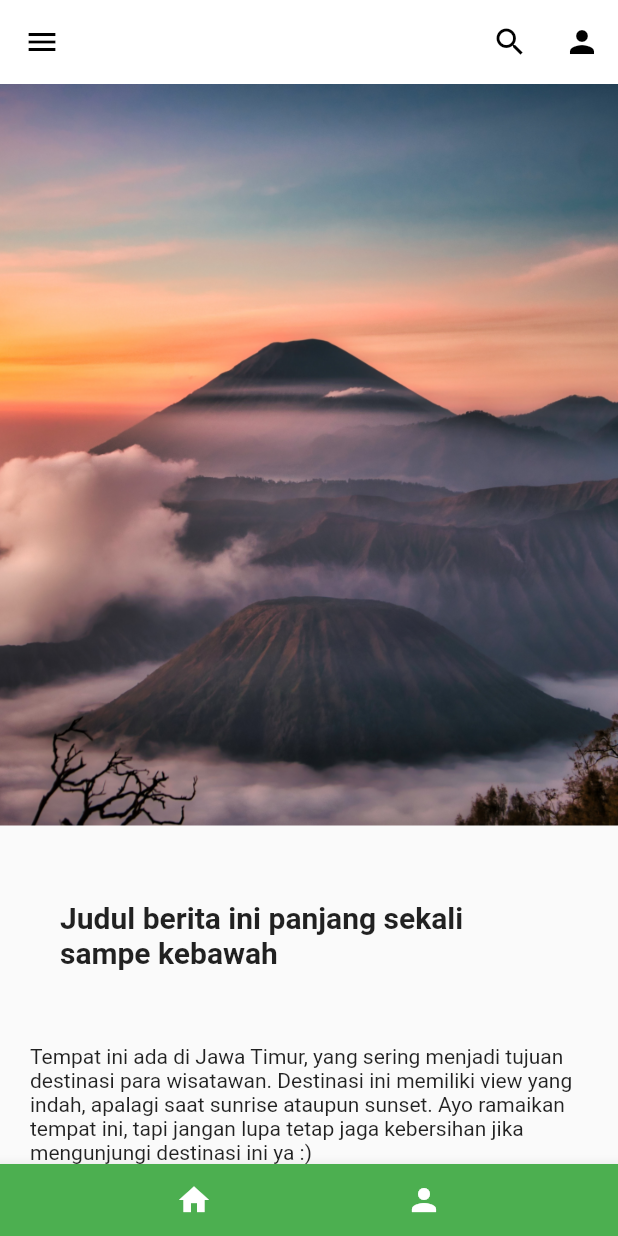
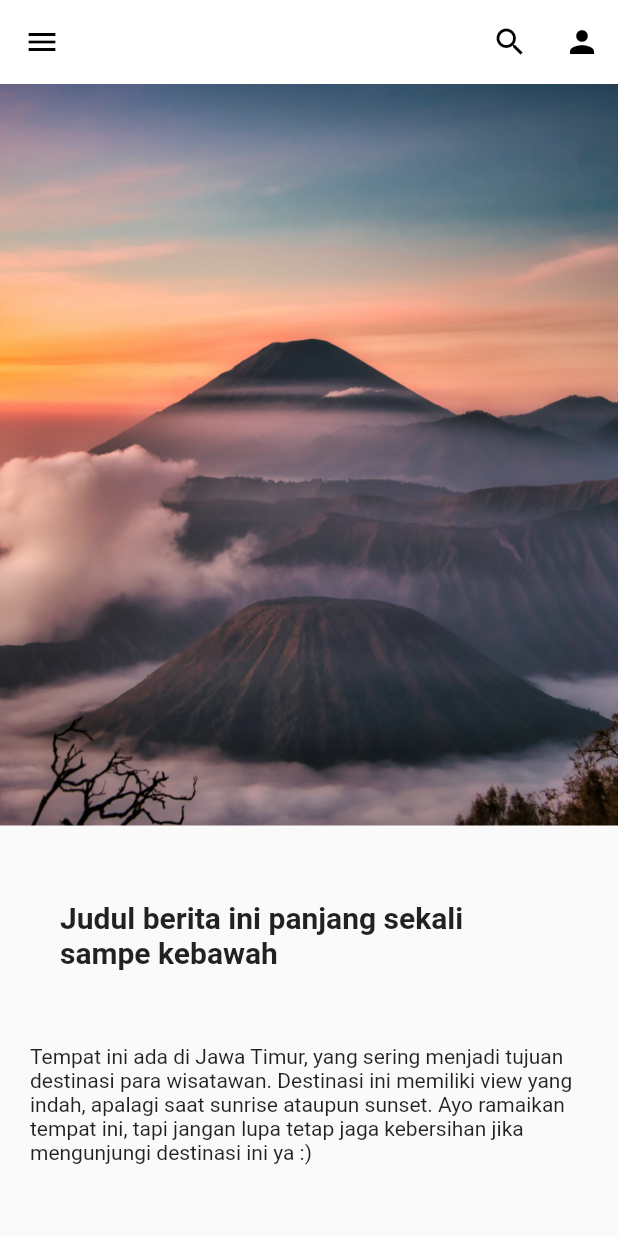
Before and after one commit to syaifqr/Aplikasi_Tempat_Wisata, a Flutter app: the DetailNews screen opened by its route, on a phone screen of 412 x 824 dp. Run offline on Flutter 3.47's test engine with Material 2 defaults, Android fonts, the phone set to English and light mode, and no system bars.

Commit message:
Update detail_news.dart

```diff
--- a/project_uas_flutter/lib/screens/detail_news.dart
+++ b/project_uas_flutter/lib/screens/detail_news.dart
@@ -12,22 +12,6 @@ class _DetailNewsState extends State<DetailNews> {
   Widget build(BuildContext context) {
     return SafeArea(
       child: Scaffold(
-        bottomNavigationBar: BottomAppBar(
-          color: Colors.green,
-          child: Row(
-            mainAxisAlignment: MainAxisAlignment.spaceEvenly,
-            children: [
-              IconButton(
-                onPressed: () {},
-                icon: Icon(Icons.home, color: Colors.white)
-              ),
-              IconButton(
-                onPressed: () {Navigator.of(context).pushNamed('/profil');},
-                icon: Icon(Icons.person, color: Colors.white)
-              ),
-            ],
-          ),
-        ),
         appBar: AppBar(
           elevation: 0,
           backgroundColor: Colors.white,
```
